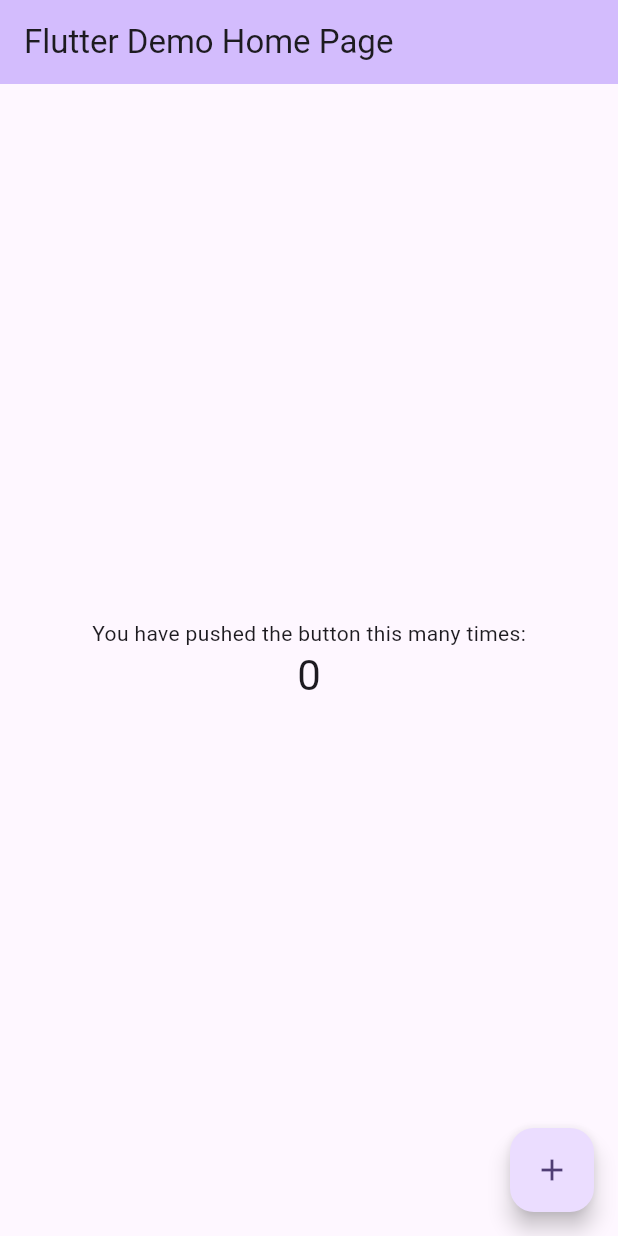
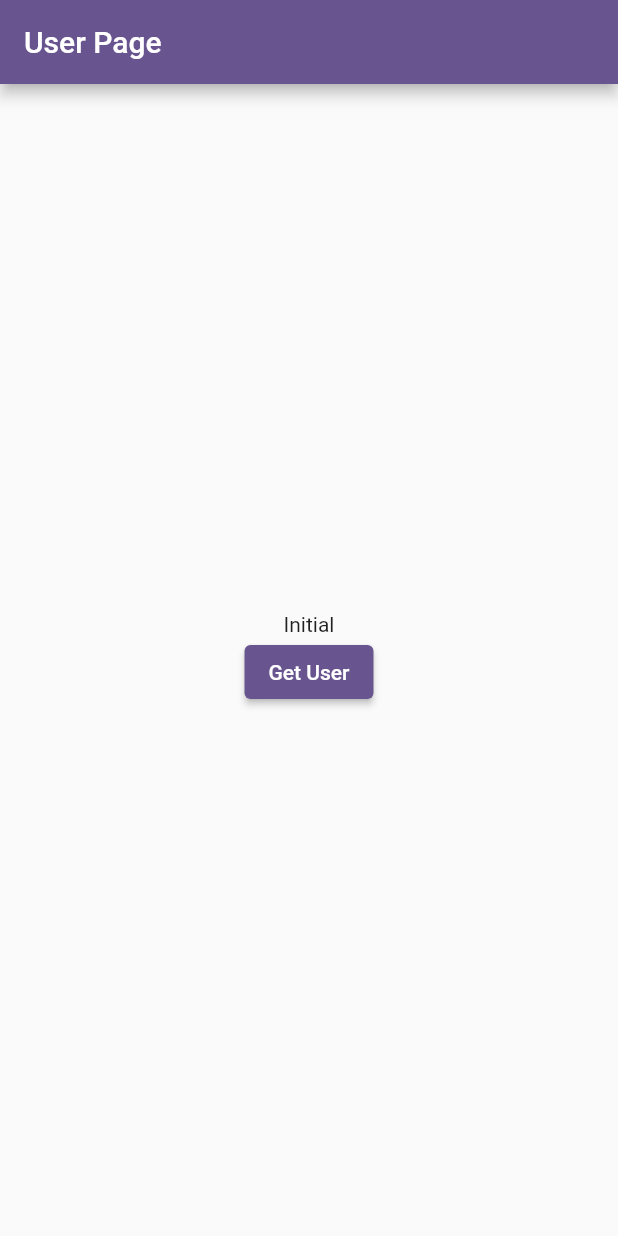
Before and after one commit to agelogeo/github_dashboard, a Flutter app: the screen it shows after launch, on a phone screen of 412 x 824 dp. Run offline on Flutter 3.47's test engine with Material 2 defaults, Android fonts, the phone set to English and light mode, and no system bars; our stand-ins replace bloc, dartz, equatable, flutter_bloc; generated files the repository leaves out were written again.

Commit message:
FEATURE: UserBloc implementation

```diff
--- a/lib/main.dart
+++ b/lib/main.dart
@@ -1,4 +1,11 @@
+import 'dart:io';
+
 import 'package:flutter/material.dart';
+import 'package:github_dashboard/user/presentation/ui/user_page.dart';
+import 'package:http/http.dart' as http;
+import 'package:flutter_bloc/flutter_bloc.dart';
+import 'package:github_dashboard/user/data/repositories/user_repository.dart';
+import 'package:github_dashboard/user/presentation/bloc/user_bloc.dart';
 
 void main() {
   runApp(const MyApp());
@@ -10,28 +17,22 @@ class MyApp extends StatelessWidget {
   // This widget is the root of your application.
   @override
   Widget build(BuildContext context) {
-    return MaterialApp(
-      title: 'Flutter Demo',
-      theme: ThemeData(
-        // This is the theme of your application.
-        //
-        // TRY THIS: Try running your application with "flutter run". You'll see
-        // the application has a blue toolbar. Then, without quitting the app,
-        // try changing the seedColor in the colorScheme below to Colors.green
-        // and then invoke "hot reload" (save your changes or press the "hot
-        // reload" button in a Flutter-supported IDE, or press "r" if you used
-        // the command line to start the app).
-        //
-        // Notice that the counter didn't reset back to zero; the application
-        // state is not lost during the reload. To reset the state, use hot
-        // restart instead.
-        //
-        // This works for code too, not just values: Most code changes can be
-        // tested with just a hot reload.
-        colorScheme: ColorScheme.fromSeed(seedColor: Colors.deepPurple),
-        useMaterial3: true,
-      ),
-      home: const MyHomePage(title: 'Flutter Demo Home Page'),
+    return MultiBlocProvider(
+      providers: [
+        BlocProvider(
+          create: (context) =>
+              UserBloc(userRepository: UserRepository(client: http.Client())),
+        ),
+      ],
+      child: MaterialApp(
+          title: 'Github Dashboard',
+          theme: ThemeData(
+            colorScheme: ColorScheme.fromSeed(seedColor: Colors.deepPurple),
+            useMaterial3: false,
+          ),
+          home: const UserPage()
+          //const MyHomePage(title: 'Flutter Demo Home Page'),
+          ),
     );
   }
 }
--- a/lib/user/domain/entities/user_failure.dart
+++ b/lib/user/domain/entities/user_failure.dart
@@ -1,13 +1,21 @@
+import 'package:equatable/equatable.dart';
+
 sealed class UserFailure {}
 
-class UserNotFoundFailure implements UserFailure {
+class UserNotFoundFailure extends Equatable implements UserFailure {
   final String message;
 
-  UserNotFoundFailure(this.message);
+  const UserNotFoundFailure(this.message);
+
+  @override
+  List<Object> get props => [message];
 }
 
-class UnknownUserFailure implements UserFailure {
+class UnknownUserFailure extends Equatable implements UserFailure {
   final String message;
 
-  UnknownUserFailure(this.message);
+  const UnknownUserFailure(this.message);
+
+  @override
+  List<Object> get props => [message];
 }
--- /dev/null
+++ b/lib/user/presentation/bloc/user_bloc.dart
@@ -0,0 +1,23 @@
+import 'package:bloc/bloc.dart';
+import 'package:equatable/equatable.dart';
+import 'package:github_dashboard/user/domain/entities/user_entity.dart';
+import 'package:github_dashboard/user/domain/entities/user_failure.dart';
+import 'package:github_dashboard/user/domain/repositories/user_repository_interface.dart';
+
+part 'user_event.dart';
+part 'user_state.dart';
+
+class UserBloc extends Bloc<UserEvent, UserState> {
+  final IUserRepository userRepository;
+
+  UserBloc({required this.userRepository}) : super(UserInitial()) {
+    on<GetUserProfile>((event, emit) async {
+      emit(UserLoading());
+      final result = await userRepository.getUserProfile(event.username);
+      result.fold(
+        (failure) => emit(UserError(failure: failure)),
+        (user) => emit(UserLoaded(user: user)),
+      );
+    });
+  }
+}
--- /dev/null
+++ b/lib/user/presentation/bloc/user_event.dart
@@ -0,0 +1,17 @@
+part of 'user_bloc.dart';
+
+sealed class UserEvent extends Equatable {
+  const UserEvent();
+
+  @override
+  List<Object> get props => [];
+}
+
+class GetUserProfile extends UserEvent {
+  final String username;
+
+  const GetUserProfile({required this.username});
+
+  @override
+  List<Object> get props => [username];
+}
--- /dev/null
+++ b/lib/user/presentation/bloc/user_state.dart
@@ -0,0 +1,30 @@
+part of 'user_bloc.dart';
+
+sealed class UserState extends Equatable {
+  const UserState();
+
+  @override
+  List<Object> get props => [];
+}
+
+class UserInitial extends UserState {}
+
+class UserError extends UserState {
+  final UserFailure failure;
+
+  const UserError({required this.failure});
+
+  @override
+  List<Object> get props => [failure];
+}
+
+class UserLoading extends UserState {}
+
+class UserLoaded extends UserState {
+  final User user;
+
+  const UserLoaded({required this.user});
+
+  @override
+  List<Object> get props => [user];
+}
--- /dev/null
+++ b/lib/user/presentation/ui/user_page.dart
@@ -0,0 +1,40 @@
+import 'package:flutter/material.dart';
+import 'package:flutter_bloc/flutter_bloc.dart';
+import 'package:github_dashboard/user/presentation/bloc/user_bloc.dart';
+
+class UserPage extends StatelessWidget {
+  const UserPage({super.key});
+
+  @override
+  Widget build(BuildContext context) {
+    return Scaffold(
+      appBar: AppBar(title: Text("User Page")),
+      body: Center(
+        child: Column(
+          mainAxisAlignment: MainAxisAlignment.center,
+          children: [
+            BlocBuilder<UserBloc, UserState>(
+              builder: (context, state) {
+                switch (state) {
+                  case UserInitial():
+                    return const Text('Initial');
+                  case UserLoading():
+                    return const Text('Loading');
+                  case UserError():
+                    return const Text('Error');
+                  case UserLoaded(user: final user):
+                    return Text('${user.login}');
+                }
+              },
+            ),
+            ElevatedButton(
+                onPressed: () {
+                  context.read<UserBloc>().add(GetUserProfile(username: "c9s"));
+                },
+                child: Text("Get User"))
+          ],
+        ),
+      ),
+    );
+  }
+}
```
Also changed, not shown: 1 other file.
